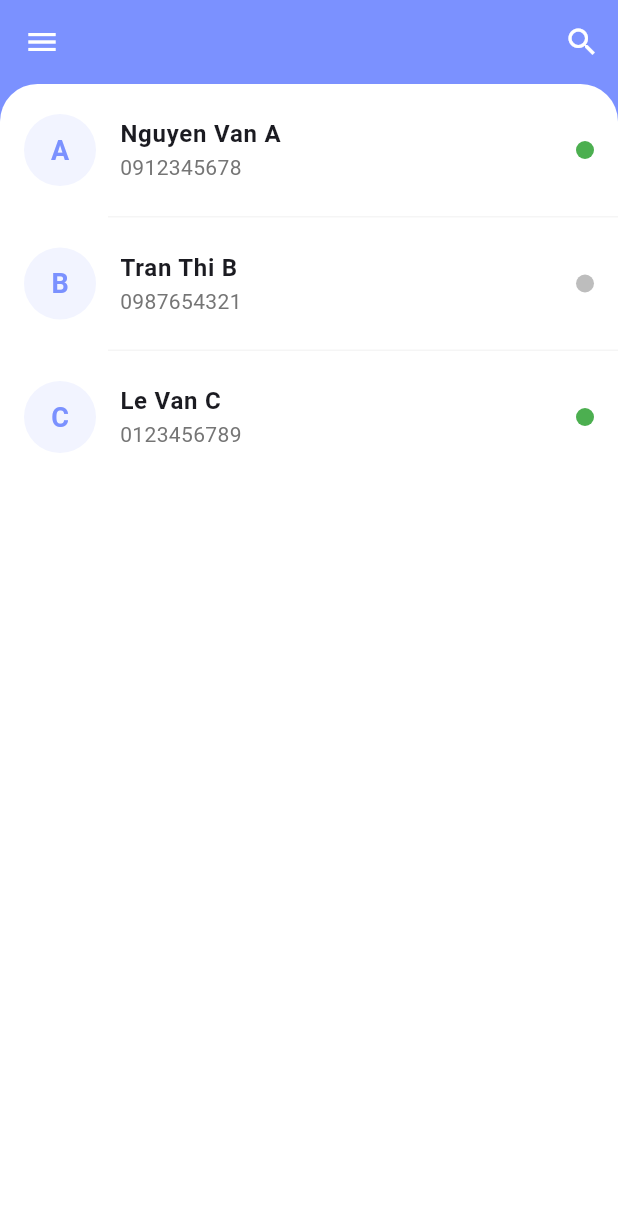
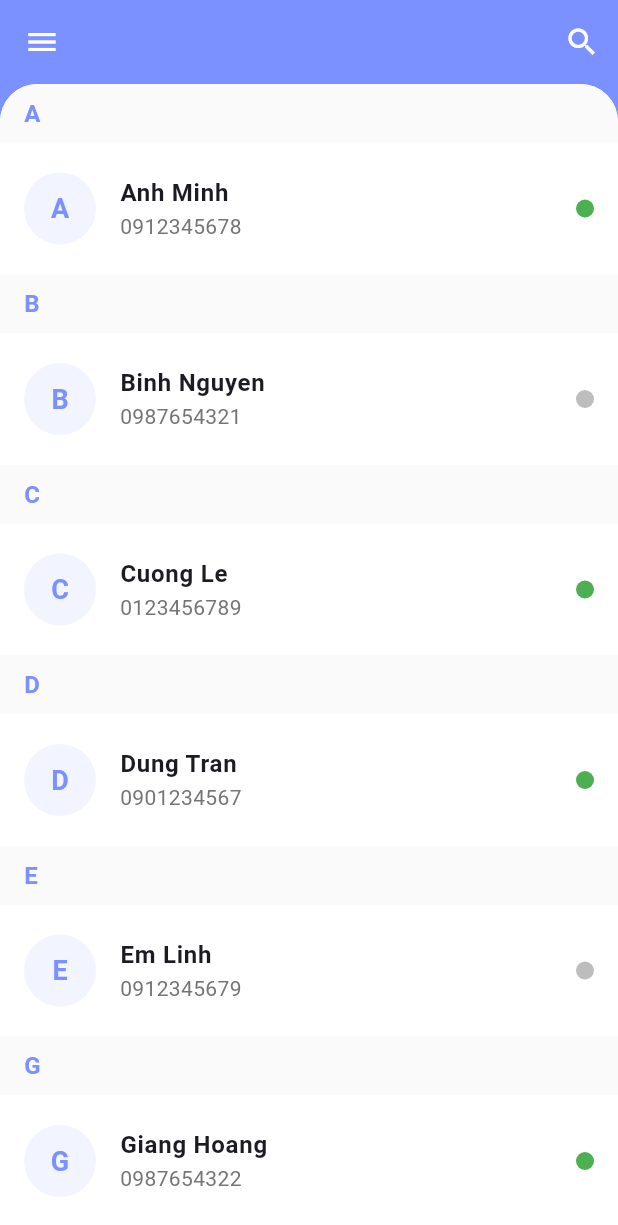
Before and after one commit to ThanhNguyen99IT/chat_888, a Flutter app: the ContactsPage screen opened directly, on a phone screen of 412 x 824 dp. Shown: the top 1225 px of the screen. Run offline on Flutter 3.47's test engine with Material 3 defaults, Android fonts, the phone set to English and light mode, and no system bars; our stand-ins replace iconsax, image_picker, shared_preferences; accounts and stored records are empty.

Commit message:
feat: Sắp xếp danh bạ theo chữ cái Alphabet
✨ Tính năng mới:
- Sắp xếp danh bạ theo thứ tự chữ cái A-Z
- Nhóm liên hệ theo chữ cái đầu tiên
- Section headers cho mỗi nhóm chữ cái

🎨 UI/UX Improvements:
- Header sections với background xám nhạt
- Color coding theo primary theme
- Clean separation với dividers
- Professional danh bạ layout

📊 Data Enhancement:
- Mở rộng sample contacts từ 3 lên 18 liên hệ
- Đa dạng chữ cái: A, B, C, D, E, G, H, K, L, M, N, O, P, Q, S, T, U, V
- Tên tiếng Việt thực tế và dễ nhớ

🔧 Technical Features:
- Auto-sorting theo tên (case-insensitive)
- Efficient grouping với Map<String, List>
- Search integration với alphabet sorting
- Performance optimized với ListView.builder

📱 User Experience:
- Easy navigation theo chữ cái
- Visual clarity với section headers
- Consistent behavior khi search
- Professional phone book appearance

```diff
--- a/frontend/lib/core/constants/app_constants.dart
+++ b/frontend/lib/core/constants/app_constants.dart
@@ -58,7 +58,7 @@ class AppConstants {
 
   static const List<Map<String, dynamic>> sampleContacts = [
     {
-      'name': 'Nguyen Van A',
+      'name': 'Anh Minh',
       'phone': '0912345678',
       'avatar': 'A',
       'status': 'online',
@@ -66,7 +66,7 @@ class AppConstants {
       'time': '10:30',
     },
     {
-      'name': 'Tran Thi B',
+      'name': 'Binh Nguyen',
       'phone': '0987654321',
       'avatar': 'B',
       'status': 'offline',
@@ -74,12 +74,132 @@ class AppConstants {
       'time': 'Hôm qua',
     },
     {
-      'name': 'Le Van C',
+      'name': 'Cuong Le',
       'phone': '0123456789',
       'avatar': 'C',
       'status': 'online',
       'lastMessage': 'OK, cảm ơn!',
       'time': '14:20',
+    },
+    {
+      'name': 'Dung Tran',
+      'phone': '0901234567',
+      'avatar': 'D',
+      'status': 'online',
+      'lastMessage': 'Tôi sẽ đến sớm',
+      'time': '09:15',
+    },
+    {
+      'name': 'Em Linh',
+      'phone': '0912345679',
+      'avatar': 'E',
+      'status': 'offline',
+      'lastMessage': 'Cảm ơn bạn',
+      'time': 'Hôm qua',
+    },
+    {
+      'name': 'Giang Hoang',
+      'phone': '0987654322',
+      'avatar': 'G',
+      'status': 'online',
+      'lastMessage': 'Hẹn gặp lúc 8h',
+      'time': '16:45',
+    },
+    {
+      'name': 'Hoa Pham',
+      'phone': '0123456790',
+      'avatar': 'H',
+      'status': 'offline',
+      'lastMessage': 'Tạm biệt',
+      'time': '2 ngày trước',
+    },
+    {
+      'name': 'Khanh Vo',
+      'phone': '0901234568',
+      'avatar': 'K',
+      'status': 'online',
+      'lastMessage': 'Được rồi',
+      'time': '11:20',
+    },
+    {
+      'name': 'Linh Nguyen',
+      'phone': '0912345680',
+      'avatar': 'L',
+      'status': 'offline',
+      'lastMessage': 'Hẹn gặp lại',
+      'time': '3 ngày trước',
+    },
+    {
+      'name': 'Minh Tran',
+      'phone': '0987654323',
+      'avatar': 'M',
+      'status': 'online',
+      'lastMessage': 'Chúc ngủ ngon',
+      'time': '22:30',
+    },
+    {
+      'name': 'Nam Le',
+      'phone': '0123456791',
+      'avatar': 'N',
+      'status': 'offline',
+      'lastMessage': 'OK',
+      'time': '1 tuần trước',
+    },
+    {
+      'name': 'Oanh Phan',
+      'phone': '0901234569',
+      'avatar': 'O',
+      'status': 'online',
+      'lastMessage': 'Hôm nay thế nào?',
+      'time': '13:15',
+    },
+    {
+      'name': 'Phuong Vu',
+      'phone': '0912345681',
+      'avatar': 'P',
+      'status': 'offline',
+      'lastMessage': 'Cảm ơn',
+      'time': '4 ngày trước',
+    },
+    {
+      'name': 'Quang Do',
+      'phone': '0987654324',
+      'avatar': 'Q',
+      'status': 'online',
+      'lastMessage': 'Tôi sẽ gọi lại',
+      'time': '15:40',
+    },
+    {
+      'name': 'Son Ho',
+      'phone': '0123456792',
+      'avatar': 'S',
+      'status': 'offline',
+      'lastMessage': 'Hẹn gặp',
+      'time': '1 tháng trước',
+    },
+    {
+      'name': 'Thao Bui',
+      'phone': '0901234570',
+      'avatar': 'T',
+      'status': 'online',
+      'lastMessage': 'Chào bạn',
+      'time': '08:00',
+    },
+    {
+      'name': 'Uyen Ngo',
+      'phone': '0912345682',
+      'avatar': 'U',
+      'status': 'offline',
+      'lastMessage': 'Tạm biệt',
+      'time': '2 tuần trước',
+    },
+    {
+      'name': 'Vy Dang',
+      'phone': '0987654325',
+      'avatar': 'V',
+      'status': 'online',
+      'lastMessage': 'Hẹn gặp lại',
+      'time': '17:25',
     },
   ];
 
--- a/frontend/lib/presentation/pages/contacts_page.dart
+++ b/frontend/lib/presentation/pages/contacts_page.dart
@@ -34,6 +34,10 @@ class _ContactsPageState extends State<ContactsPage>
 
   void _loadContacts() {
     _contacts = List.from(AppConstants.sampleContacts);
+    // Sắp xếp danh bạ theo tên
+    _contacts.sort(
+      (a, b) => a['name'].toLowerCase().compareTo(b['name'].toLowerCase()),
+    );
     _filteredContacts = List.from(_contacts);
   }
 
@@ -49,6 +53,10 @@ class _ContactsPageState extends State<ContactsPage>
                   contact['phone'].toLowerCase().contains(query.toLowerCase()),
             )
             .toList();
+        // Sắp xếp lại kết quả tìm kiếm theo tên
+        _filteredContacts.sort(
+          (a, b) => a['name'].toLowerCase().compareTo(b['name'].toLowerCase()),
+        );
       }
     });
   }
@@ -206,16 +214,63 @@ class _ContactsPageState extends State<ContactsPage>
   }
 
   Widget _buildContactsList() {
-    return ListView.separated(
-      itemCount: _filteredContacts.length,
-      separatorBuilder: (context, index) => Divider(
-        height: 1,
-        color: Colors.grey.shade100,
-        indent: 72, // Align with contact content
-      ),
+    // Nhóm danh bạ theo chữ cái đầu
+    Map<String, List<Map<String, dynamic>>> groupedContacts = {};
+
+    for (var contact in _filteredContacts) {
+      String firstLetter = contact['name'].toUpperCase().substring(0, 1);
+      if (!groupedContacts.containsKey(firstLetter)) {
+        groupedContacts[firstLetter] = [];
+      }
+      groupedContacts[firstLetter]!.add(contact);
+    }
+
+    // Sắp xếp các chữ cái
+    List<String> sortedLetters = groupedContacts.keys.toList()..sort();
+
+    return ListView.builder(
+      itemCount: sortedLetters.length,
       itemBuilder: (context, index) {
-        final contact = _filteredContacts[index];
-        return _buildContactItem(contact);
+        String letter = sortedLetters[index];
+        List<Map<String, dynamic>> contactsInGroup = groupedContacts[letter]!;
+
+        return Column(
+          crossAxisAlignment: CrossAxisAlignment.start,
+          children: [
+            // Header cho chữ cái
+            Container(
+              width: double.infinity,
+              padding: const EdgeInsets.symmetric(horizontal: 16, vertical: 8),
+              color: Colors.grey.shade50,
+              child: Text(
+                letter,
+                style: TextStyle(
+                  fontSize: 16,
+                  fontWeight: FontWeight.bold,
+                  color: AppTheme.primaryColor,
+                ),
+              ),
+            ),
+            // Danh sách liên hệ trong nhóm
+            ...contactsInGroup.asMap().entries.map((entry) {
+              int contactIndex = entry.key;
+              Map<String, dynamic> contact = entry.value;
+              bool isLastInGroup = contactIndex == contactsInGroup.length - 1;
+
+              return Column(
+                children: [
+                  _buildContactItem(contact),
+                  if (!isLastInGroup)
+                    Divider(
+                      height: 1,
+                      color: Colors.grey.shade100,
+                      indent: 72, // Align with contact content
+                    ),
+                ],
+              );
+            }).toList(),
+          ],
+        );
       },
     );
   }
```
